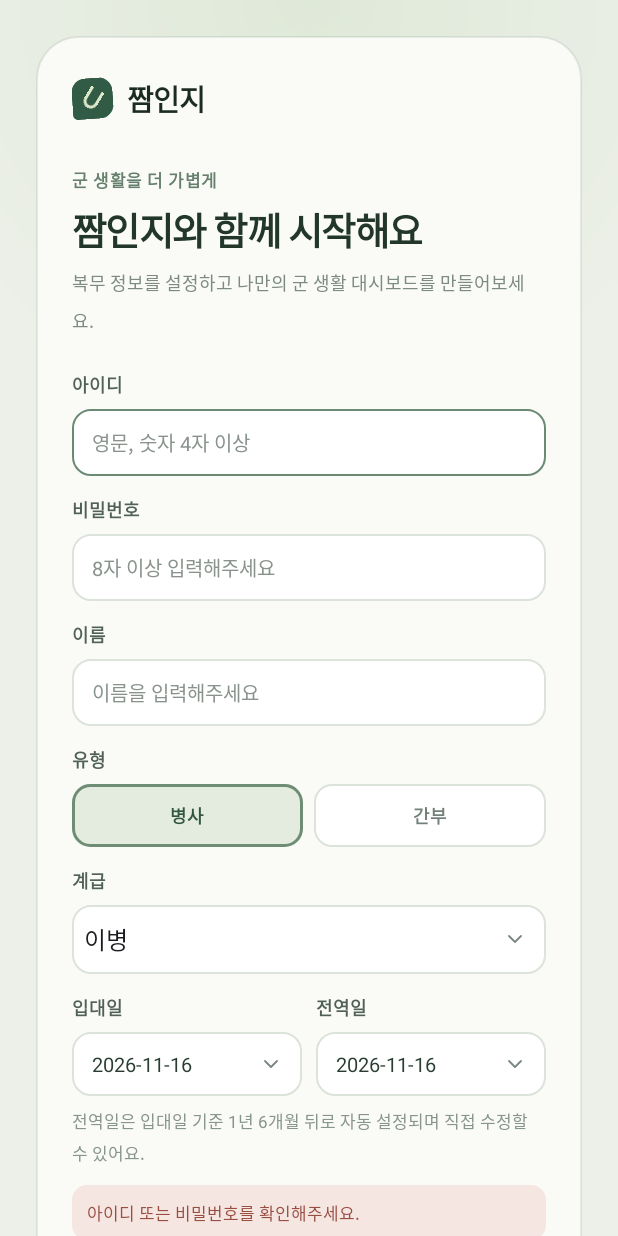
After one commit to KindYechan/zzamYechan, an Android app: the layout activity_signup.xml on its own in the app's theme, with its tools: preview values and no code run, on a phone screen of 412 x 824 dp. The commit adds this screen. Run offline under Robolectric (Android 15) with nearby library versions, the phone set to English and light mode, and no system bars.

Commit message:
로그인 및 회원가입 xml파일 추가(ai 활용)

```diff
--- /dev/null
+++ b/app/src/main/res/drawable/bg_auth_card.xml
@@ -0,0 +1,8 @@
+<?xml version="1.0" encoding="utf-8"?>
+<!-- 가운데 카드: 밝은 배경 + 연한 테두리 + 둥근 모서리 -->
+<shape xmlns:android="http://schemas.android.com/apk/res/android"
+    android:shape="rectangle">
+    <solid android:color="@color/auth_card_bg" />
+    <stroke android:width="1dp" android:color="@color/auth_card_stroke" />
+    <corners android:radius="28dp" />
+</shape>
--- /dev/null
+++ b/app/src/main/res/drawable/bg_auth_error.xml
@@ -0,0 +1,7 @@
+<?xml version="1.0" encoding="utf-8"?>
+<!-- 오류 메시지 상자 (연한 빨강) -->
+<shape xmlns:android="http://schemas.android.com/apk/res/android"
+    android:shape="rectangle">
+    <solid android:color="@color/auth_error_bg" />
+    <corners android:radius="10dp" />
+</shape>
--- /dev/null
+++ b/app/src/main/res/drawable/bg_auth_screen.xml
@@ -0,0 +1,12 @@
+<?xml version="1.0" encoding="utf-8"?>
+<!-- 로그인 화면 배경: 위쪽 가운데에서 퍼지는 은은한 초록빛 -->
+<shape xmlns:android="http://schemas.android.com/apk/res/android"
+    android:shape="rectangle">
+    <gradient
+        android:type="radial"
+        android:centerX="0.5"
+        android:centerY="0"
+        android:gradientRadius="300dp"
+        android:startColor="@color/auth_glow"
+        android:endColor="@color/auth_bg" />
+</shape>
--- /dev/null
+++ b/app/src/main/res/layout/activity_signup.xml
@@ -0,0 +1,324 @@
+<?xml version="1.0" encoding="utf-8"?>
+<!--
+    activity_signup.xml — 회원가입 화면 (SignupActivity)
+    로그인 화면의 "회원가입"을 누르면 열려요. 입력한 값으로 User 객체를 만드는 화면이에요.
+
+    ══════════ 입력값과 User 클래스 ══════════
+      et_username      → 아이디          (User 에 저장)
+      et_password      → 비밀번호         (⚠ User 에 저장하지 않음. 서버 로그인 기능에 전달만)
+      et_name          → 이름
+      rg_member_type   → 유형: rb_soldier = "soldier" / rb_officer = "officer"
+      sp_rank          → 계급 (병사일 때만). 코드로 바꾸는 방법은 arrays_auth.xml 주석 참고. 간부는 null
+      tv_enlist_date   → 입대일 "2026-11-16" 형식
+      tv_discharge_date→ 전역일
+
+    ══════════ 구현 순서 ══════════
+    1) 유형 전환: 간부를 고르면 계급 칸 숨기기
+         binding.rgMemberType.setOnCheckedChangeListener((group, checkedId) -> {
+             boolean soldier = checkedId == R.id.rb_soldier;
+             binding.layoutRank.setVisibility(soldier ? View.VISIBLE : View.GONE);
+         });
+
+    2) 날짜: 화면이 열릴 때 입대일 = 오늘, 전역일 = 오늘 + 18개월 로 채우기
+         Calendar c = Calendar.getInstance();          // 오늘
+         c.add(Calendar.MONTH, 18);                     // 18개월 뒤 (연도 넘어가는 것도 알아서 계산)
+         글자로 바꾸기: String.format(Locale.KOREA, "%d-%02d-%02d", 년, 월 + 1, 일)   ← 월은 0부터라 +1
+       날짜 칸을 누르면 DatePickerDialog:
+         new DatePickerDialog(this, (picker, y, m, d) -> { ... }, 년, 월, 일).show();
+       입대일을 바꾸면 전역일도 "새 입대일 + 18개월"로 다시 계산 (전역일은 그 뒤 직접 수정 가능)
+       Tip: 입대일/전역일을 Calendar 필드 두 개로 기억해 두면 비교와 계산이 쉬워요.
+
+    3) btn_signup 클릭 → 검사 (걸리면 오류 상자에 표시하고 return). 디자인 코드의 규칙 그대로:
+         아이디   : username.matches("[a-zA-Z0-9_-]{4,32}")  아니면 auth_error_username
+         비밀번호 : password.length() < 8                     이면 auth_error_password
+         이름     : name.isEmpty()                            이면 auth_error_name
+         날짜     : 전역일이 입대일보다 앞 (discharge.before(enlist)) 이면 auth_error_dates
+
+    4) 통과하면 User 객체 만들기 → (가짜) 회원가입 처리 → MainActivity 로 이동
+         이때 로그인 화면까지 한꺼번에 닫으려면:
+           intent.addFlags(Intent.FLAG_ACTIVITY_NEW_TASK | Intent.FLAG_ACTIVITY_CLEAR_TASK);
+         (쌓여 있던 화면을 모두 지우고 새로 시작한다는 뜻)
+
+    5) btn_go_login → finish()  (아래에 깔려 있는 로그인 화면으로 돌아감)
+-->
+<FrameLayout xmlns:android="http://schemas.android.com/apk/res/android"
+    xmlns:tools="http://schemas.android.com/tools"
+    android:id="@+id/main"
+    android:layout_width="match_parent"
+    android:layout_height="match_parent"
+    android:background="@drawable/bg_auth_screen">
+
+    <!-- fillViewport: 내용이 짧으면 카드를 화면 가운데에, 길면(키보드가 올라오면) 스크롤 -->
+    <ScrollView
+        android:layout_width="match_parent"
+        android:layout_height="match_parent"
+        android:fillViewport="true"
+        android:scrollbars="none">
+
+        <FrameLayout
+            android:layout_width="match_parent"
+            android:layout_height="wrap_content"
+            android:padding="24dp">
+
+            <!-- ───────── 가운데 카드 ───────── -->
+            <LinearLayout
+                android:id="@+id/card_auth"
+                android:layout_width="match_parent"
+                android:layout_height="wrap_content"
+                android:layout_gravity="center"
+                android:background="@drawable/bg_auth_card"
+                android:elevation="6dp"
+                android:orientation="vertical"
+                android:paddingStart="24dp"
+                android:paddingTop="27dp"
+                android:paddingEnd="24dp"
+                android:paddingBottom="27dp">
+
+                <!-- 로고 + 앱 이름 -->
+                <LinearLayout
+                    android:layout_width="wrap_content"
+                    android:layout_height="wrap_content"
+                    android:gravity="center_vertical"
+                    android:orientation="horizontal">
+
+                    <FrameLayout
+                        android:layout_width="27dp"
+                        android:layout_height="27dp"
+                        android:background="@drawable/bg_brand_mark"
+                        android:rotation="-4">
+
+                        <ImageView
+                            android:layout_width="10dp"
+                            android:layout_height="14dp"
+                            android:layout_gravity="center"
+                            android:importantForAccessibility="no"
+                            android:rotation="35"
+                            android:src="@drawable/ic_brand_mark_inner" />
+                    </FrameLayout>
+
+                    <TextView
+                        style="@style/JjamText"
+                        android:layout_width="wrap_content"
+                        android:layout_height="wrap_content"
+                        android:layout_marginStart="9dp"
+                        android:letterSpacing="-0.04"
+                        android:text="@string/app_name"
+                        android:textSize="@dimen/text_brand"
+                        android:textStyle="bold" />
+                </LinearLayout>
+
+                <!-- 머리말 / 제목 / 설명 -->
+                <TextView
+                    style="@style/JjamText"
+                    android:layout_width="wrap_content"
+                    android:layout_height="wrap_content"
+                    android:layout_marginTop="31dp"
+                    android:letterSpacing="0.03"
+                    android:text="@string/auth_kicker"
+                    android:textColor="@color/auth_kicker"
+                    android:textSize="@dimen/text_tiny"
+                    android:textStyle="bold" />
+
+                <TextView
+                    style="@style/JjamText"
+                    android:layout_width="wrap_content"
+                    android:layout_height="wrap_content"
+                    android:layout_marginTop="6dp"
+                    android:letterSpacing="-0.04"
+                    android:text="@string/auth_signup_title"
+                    android:textColor="@color/auth_title"
+                    android:textSize="25sp"
+                    android:textStyle="bold" />
+
+                <TextView
+                    style="@style/JjamText"
+                    android:layout_width="wrap_content"
+                    android:layout_height="wrap_content"
+                    android:layout_marginTop="8dp"
+                    android:layout_marginBottom="11dp"
+                    android:lineSpacingMultiplier="1.4"
+                    android:text="@string/auth_signup_desc"
+                    android:textColor="@color/auth_desc"
+                    android:textSize="@dimen/text_caption" />
+
+                <!-- 아이디 -->
+                <TextView
+                    style="@style/AuthLabel"
+                    android:text="@string/auth_label_username" />
+
+                <EditText
+                    android:id="@+id/et_username"
+                    style="@style/JjamInput"
+                    android:autofillHints="username"
+                    android:hint="@string/auth_hint_username"
+                    android:maxLength="32" />
+
+                <!-- 비밀번호: inputType="textPassword" 라서 입력한 글자가 ●●● 로 가려져요 -->
+                <TextView
+                    style="@style/AuthLabel"
+                    android:text="@string/auth_label_password" />
+
+                <EditText
+                    android:id="@+id/et_password"
+                    style="@style/JjamInput"
+                    android:autofillHints="password"
+                    android:hint="@string/auth_hint_password"
+                    android:inputType="textPassword" />
+
+                <!-- 이름 -->
+                <TextView
+                    style="@style/AuthLabel"
+                    android:text="@string/auth_label_name" />
+
+                <EditText
+                    android:id="@+id/et_name"
+                    style="@style/JjamInput"
+                    android:autofillHints="name"
+                    android:hint="@string/auth_hint_name"
+                    android:inputType="textPersonName"
+                    android:maxLength="40" />
+
+                <!-- 유형: 병사 | 간부. RadioGroup 이라 하나만 선택되는 건 자동 (전파사항 유형과 같은 방식) -->
+                <TextView
+                    style="@style/AuthLabel"
+                    android:text="@string/auth_label_member_type" />
+
+                <RadioGroup
+                    android:id="@+id/rg_member_type"
+                    android:layout_width="match_parent"
+                    android:layout_height="wrap_content"
+                    android:layout_marginTop="7dp"
+                    android:checkedButton="@+id/rb_soldier"
+                    android:orientation="horizontal">
+
+                    <RadioButton
+                        android:id="@+id/rb_soldier"
+                        style="@style/JjamOption"
+                        android:layout_width="0dp"
+                        android:layout_height="42dp"
+                        android:layout_weight="1"
+                        android:text="@string/auth_type_soldier" />
+
+                    <RadioButton
+                        android:id="@+id/rb_officer"
+                        style="@style/JjamOption"
+                        android:layout_width="0dp"
+                        android:layout_height="42dp"
+                        android:layout_marginStart="7dp"
+                        android:layout_weight="1"
+                        android:text="@string/auth_type_officer" />
+                </RadioGroup>
+
+                <!-- 계급: 이름표와 선택 상자를 한 상자로 묶어서, 간부일 때 한 번에 숨길 수 있게 함 -->
+                <LinearLayout
+                    android:id="@+id/layout_rank"
+                    android:layout_width="match_parent"
+                    android:layout_height="wrap_content"
+                    android:orientation="vertical">
+
+                    <TextView
+                        style="@style/AuthLabel"
+                        android:text="@string/auth_label_rank" />
+
+                    <Spinner
+                        android:id="@+id/sp_rank"
+                        style="@style/JjamSpinner"
+                        android:entries="@array/auth_ranks" />
+                </LinearLayout>
+
+                <!-- 입대일 | 전역일 (반반). 누르면 DatePickerDialog -->
+                <LinearLayout
+                    android:layout_width="match_parent"
+                    android:layout_height="wrap_content"
+                    android:baselineAligned="false"
+                    android:orientation="horizontal">
+
+                    <LinearLayout
+                        android:layout_width="0dp"
+                        android:layout_height="wrap_content"
+                        android:layout_marginEnd="4.5dp"
+                        android:layout_weight="1"
+                        android:orientation="vertical">
+
+                        <TextView
+                            style="@style/AuthLabel"
+                            android:text="@string/auth_label_enlist_date" />
+
+                        <TextView
+                            android:id="@+id/tv_enlist_date"
+                            style="@style/AuthDateField"
+                            tools:text="@string/auth_date_sample" />
+                    </LinearLayout>
+
+                    <LinearLayout
+                        android:layout_width="0dp"
+                        android:layout_height="wrap_content"
+                        android:layout_marginStart="4.5dp"
+                        android:layout_weight="1"
+                        android:orientation="vertical">
+
+                        <TextView
+                            style="@style/AuthLabel"
+                            android:text="@string/auth_label_discharge_date" />
+
+                        <TextView
+                            android:id="@+id/tv_discharge_date"
+                            style="@style/AuthDateField"
+                            tools:text="@string/auth_date_sample" />
+                    </LinearLayout>
+                </LinearLayout>
+
+                <TextView
+                    style="@style/JjamText"
+                    android:layout_width="wrap_content"
+                    android:layout_height="wrap_content"
+                    android:layout_marginTop="8dp"
+                    android:lineSpacingMultiplier="1.3"
+                    android:text="@string/auth_date_help"
+                    android:textColor="@color/auth_help"
+                    android:textSize="@dimen/text_tiny" />
+
+                <!-- 오류 메시지 상자: 처음엔 gone. 검사에 걸리면
+                       binding.tvAuthError.setText(R.string.auth_error_password);
+                       binding.tvAuthError.setVisibility(View.VISIBLE);
+                     통과하면 다시 GONE. (tools:visibility 는 미리보기에서만 보이게 해 줘요) -->
+                <TextView
+                    android:id="@+id/tv_auth_error"
+                    style="@style/JjamText"
+                    android:layout_width="match_parent"
+                    android:layout_height="wrap_content"
+                    android:layout_marginTop="13dp"
+                    android:background="@drawable/bg_auth_error"
+                    android:padding="10dp"
+                    android:text="@string/auth_error_login"
+                    android:textColor="@color/auth_error_text"
+                    android:textSize="@dimen/text_tiny"
+                    android:visibility="gone"
+                    tools:visibility="visible" />
+
+                <com.google.android.material.button.MaterialButton
+                    android:id="@+id/btn_signup"
+                    style="@style/JjamButton"
+                    android:layout_width="match_parent"
+                    android:layout_marginTop="16dp"
+                    android:text="@string/auth_signup" />
+
+                <!-- "이미 계정이 있어요 · 로그인" 글자 버튼 -->
+                <TextView
+                    android:id="@+id/btn_go_login"
+                    style="@style/JjamText"
+                    android:layout_width="match_parent"
+                    android:layout_height="wrap_content"
+                    android:layout_marginTop="6dp"
+                    android:background="?attr/selectableItemBackground"
+                    android:clickable="true"
+                    android:focusable="true"
+                    android:gravity="center"
+                    android:padding="10dp"
+                    android:text="@string/auth_go_login"
+                    android:textColor="@color/auth_desc"
+                    android:textSize="@dimen/text_caption" />
+            </LinearLayout>
+        </FrameLayout>
+    </ScrollView>
+</FrameLayout>
--- /dev/null
+++ b/app/src/main/res/values/arrays_auth.xml
@@ -0,0 +1,25 @@
+<?xml version="1.0" encoding="utf-8"?>
+<!--
+    회원가입의 계급 목록. 기존 ranks 배열(0번이 "계급을 선택해주세요")과 달리
+    안내 문구가 없고 0번 "이병"이 기본값이에요. → 선택 안 함 검사가 필요 없어요.
+
+    서버(디자인 코드)는 계급을 영어 코드로 저장해요. 순서가 같으니 위치(position)로 바꾸면 돼요:
+      0 이병 = "private"   1 일병 = "private-first-class"   2 상병 = "corporal"   3 병장 = "sergeant"
+      String[] codes = getResources().getStringArray(R.array.auth_rank_codes);
+      String rankCode = codes[binding.spRank.getSelectedItemPosition()];
+-->
+<resources>
+    <string-array name="auth_ranks">
+        <item>이병</item>
+        <item>일병</item>
+        <item>상병</item>
+        <item>병장</item>
+    </string-array>
+
+    <string-array name="auth_rank_codes" translatable="false">
+        <item>private</item>
+        <item>private-first-class</item>
+        <item>corporal</item>
+        <item>sergeant</item>
+    </string-array>
+</resources>
--- /dev/null
+++ b/app/src/main/res/values/colors_auth.xml
@@ -0,0 +1,15 @@
+<?xml version="1.0" encoding="utf-8"?>
+<!-- 로그인 / 회원가입 화면 전용 색. 이름 앞에 auth_ 를 붙여 기존 색과 겹치지 않게 했어요. -->
+<resources>
+    <color name="auth_bg">#FFEDF0E9</color>
+    <color name="auth_glow">#FFDFE9D8</color>
+    <color name="auth_card_bg">#FFFAFBF7</color>
+    <color name="auth_card_stroke">#1A365340</color>
+    <color name="auth_kicker">#FF66806D</color>
+    <color name="auth_title">#FF22372A</color>
+    <color name="auth_desc">#FF7D8B82</color>
+    <color name="auth_help">#FF88958C</color>
+    <color name="auth_link">#FF315740</color>
+    <color name="auth_error_text">#FF994E42</color>
+    <color name="auth_error_bg">#FFF5E6E2</color>
+</resources>
--- a/app/src/main/res/values/dimens.xml
+++ b/app/src/main/res/values/dimens.xml
@@ -35,4 +35,7 @@
     <dimen name="text_brand">19sp</dimen>
     <dimen name="text_money">21sp</dimen>
     <dimen name="text_big_number">36sp</dimen>  <!-- 남은 복무일 숫자 -->
+
+    <!-- 행정반 햄버거 버튼 크기 -->
+    <dimen name="popup_menu_width">220dp</dimen>
 </resources>
--- /dev/null
+++ b/app/src/main/res/values/strings_auth.xml
@@ -0,0 +1,43 @@
+<?xml version="1.0" encoding="utf-8"?>
+<!-- 로그인 / 회원가입 화면 전용 글자 (이름 앞에 auth_) -->
+<resources>
+    <string name="auth_kicker">군 생활을 더 가볍게</string>
+
+    <!-- 로그인 -->
+    <string name="auth_login_title">다시 만나서 반가워요</string>
+    <string name="auth_login_desc">아이디와 비밀번호를 입력해주세요.</string>
+    <string name="auth_label_username">아이디</string>
+    <string name="auth_hint_username">영문, 숫자 4자 이상</string>
+    <string name="auth_label_password">비밀번호</string>
+    <string name="auth_hint_password">8자 이상 입력해주세요</string>
+    <string name="auth_no_account">아직 계정이 없나요?</string>
+    <string name="auth_go_signup">회원가입</string>
+    <string name="auth_login">로그인</string>
+    <string name="auth_processing">처리 중…</string>
+
+    <!-- 회원가입 -->
+    <string name="auth_signup_title">짬인지와 함께 시작해요</string>
+    <string name="auth_signup_desc">복무 정보를 설정하고 나만의 군 생활 대시보드를 만들어보세요.</string>
+    <string name="auth_label_name">이름</string>
+    <string name="auth_hint_name">이름을 입력해주세요</string>
+    <string name="auth_label_member_type">유형</string>
+    <string name="auth_type_soldier">병사</string>
+    <string name="auth_type_officer">간부</string>
+    <string name="auth_label_rank">계급</string>
+    <string name="auth_label_enlist_date">입대일</string>
+    <string name="auth_label_discharge_date">전역일</string>
+    <string name="auth_date_sample">2026-11-16</string>
+    <string name="auth_date_help">전역일은 입대일 기준 1년 6개월 뒤로 자동 설정되며 직접 수정할 수 있어요.</string>
+    <string name="auth_signup">짬인지 시작하기</string>
+    <string name="auth_go_login">이미 계정이 있어요 · 로그인</string>
+
+    <!-- 오류 메시지: tv_auth_error 에 넣어서 보여 주세요 -->
+    <string name="auth_error_empty">아이디와 비밀번호를 입력해주세요.</string>
+    <string name="auth_error_login">아이디 또는 비밀번호를 확인해주세요.</string>
+    <string name="auth_error_username">아이디는 영문, 숫자, _, - 조합 4~32자로 입력해주세요.</string>
+    <string name="auth_error_password">비밀번호는 8자 이상 입력해주세요.</string>
+    <string name="auth_error_name">이름과 유형을 확인해주세요.</string>
+    <string name="auth_error_dates">입대일과 전역일을 확인해주세요.</string>
+    <string name="auth_error_duplicate">이미 사용 중인 아이디입니다.</string>
+    <string name="auth_error_unknown">회원가입 중 문제가 발생했습니다. 입력 내용을 확인해주세요.</string>
+</resources>
--- /dev/null
+++ b/app/src/main/res/values/styles_auth.xml
@@ -0,0 +1,19 @@
+<?xml version="1.0" encoding="utf-8"?>
+<!-- 로그인 / 회원가입 화면 전용 스타일 (기존 styles.xml 의 스타일을 물려받음) -->
+<resources>
+    <!-- 입력칸 위 이름표 -->
+    <style name="AuthLabel" parent="JjamText.FormLabel">
+        <item name="android:layout_width">wrap_content</item>
+        <item name="android:layout_height">wrap_content</item>
+        <item name="android:layout_marginTop">13dp</item>
+    </style>
+
+    <!-- 날짜 칸: 키보드로 치지 않고, 누르면 DatePickerDialog 가 뜨는 TextView -->
+    <style name="AuthDateField" parent="JjamInput">
+        <item name="android:background">@drawable/bg_spinner</item>
+        <item name="android:inputType">none</item>
+        <item name="android:clickable">true</item>
+        <item name="android:focusable">true</item>
+        <item name="android:paddingEnd">32dp</item>
+    </style>
+</resources>
```
Also changed, not shown: app/src/main/res/layout/activity_login.xml (added, +209 -0 lines).
